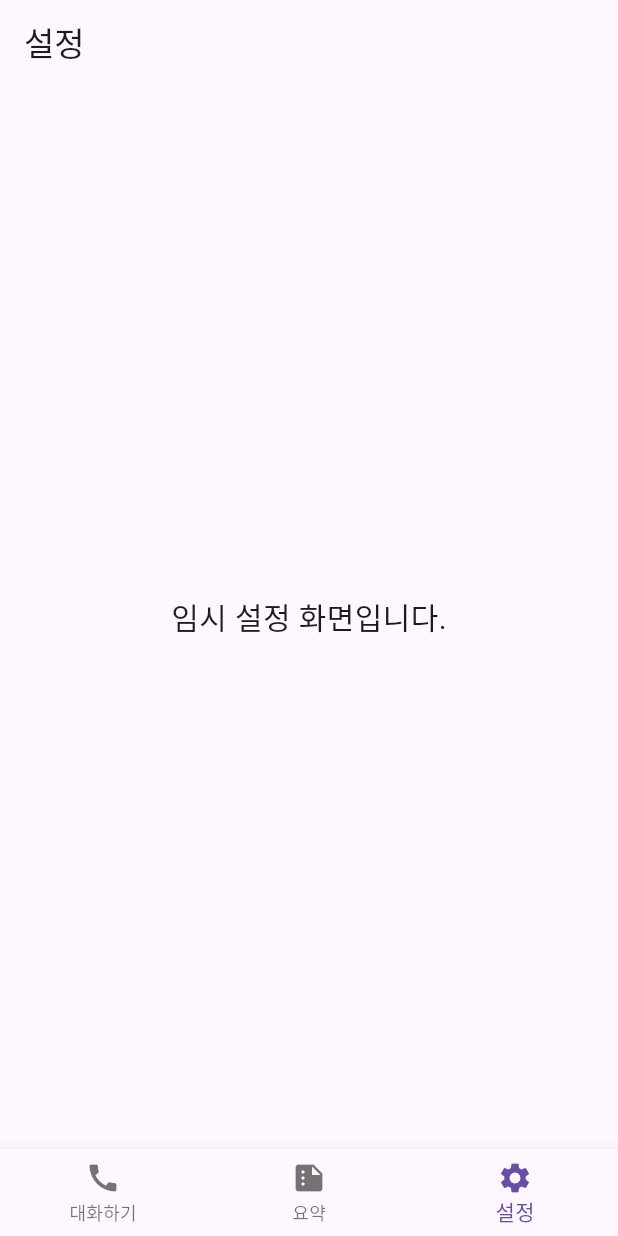
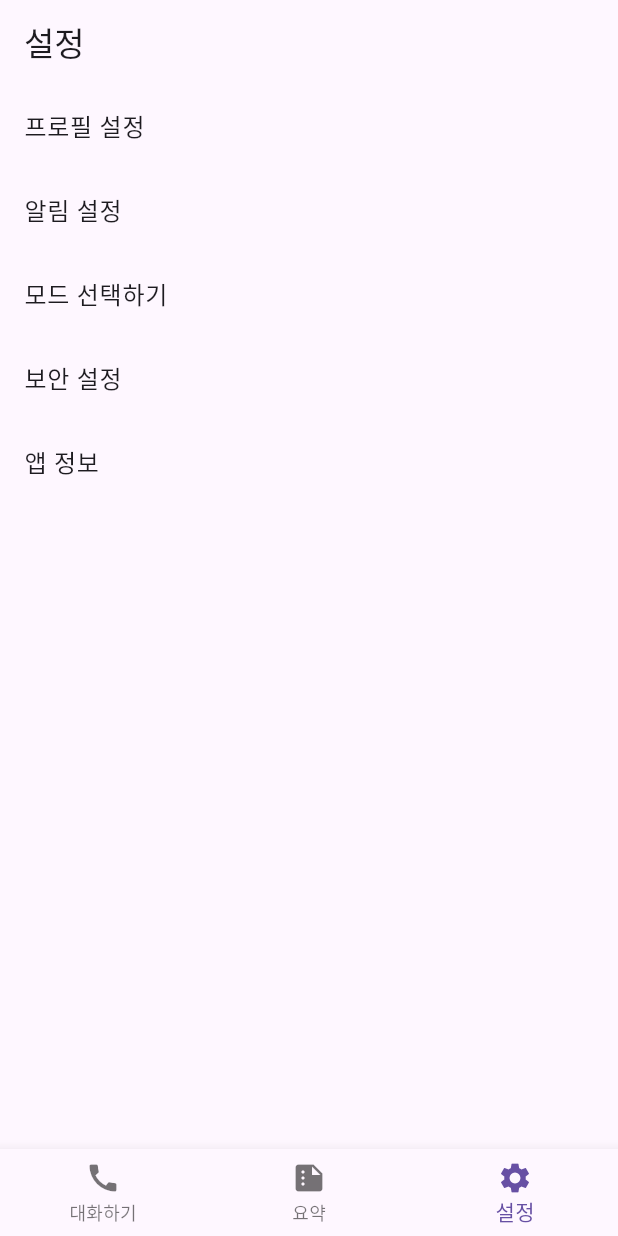
Before and after one commit to SJU-Capstone-InnerVoice/frontend, a Flutter app: the SettingScreen screen opened by its route, on a phone screen of 412 x 824 dp. Run offline on Flutter 3.47's test engine with Material 3 defaults, Android fonts, the phone set to English and light mode, and no system bars; our stand-ins replace dio, flutter_dotenv, go_router; missing offline and left inert: flutter_webrtc.

Commit message:
parent: temp setting screen because move mode screen

```diff
--- a/lib/presentation/screens/parent/setting/setting_screen.dart
+++ b/lib/presentation/screens/parent/setting/setting_screen.dart
@@ -1,4 +1,5 @@
 import 'package:flutter/material.dart';
+import 'package:go_router/go_router.dart';
 
 class SettingScreen extends StatelessWidget {
   const SettingScreen({super.key});
@@ -9,11 +10,39 @@ class SettingScreen extends StatelessWidget {
       appBar: AppBar(
         title: const Text('설정'),
       ),
-      body: const Center(
-        child: Text(
-          '임시 설정 화면입니다.',
-          style: TextStyle(fontSize: 20),
-        ),
+      body: ListView(
+        children: [
+          ListTile(
+            title: const Text('프로필 설정'),
+            onTap: () {
+              // TODO: 프로필 설정 이동
+            },
+          ),
+          ListTile(
+            title: const Text('알림 설정'),
+            onTap: () {
+              // TODO: 알림 설정 이동
+            },
+          ),
+          ListTile(
+            title: const Text('모드 선택하기'),
+            onTap: () {
+              context.go('/mode');
+            },
+          ),
+          ListTile(
+            title: const Text('보안 설정'),
+            onTap: () {
+              // TODO: 보안 설정 이동
+            },
+          ),
+          ListTile(
+            title: const Text('앱 정보'),
+            onTap: () {
+              // TODO: 앱 정보 이동
+            },
+          ),
+        ],
       ),
     );
   }
```
